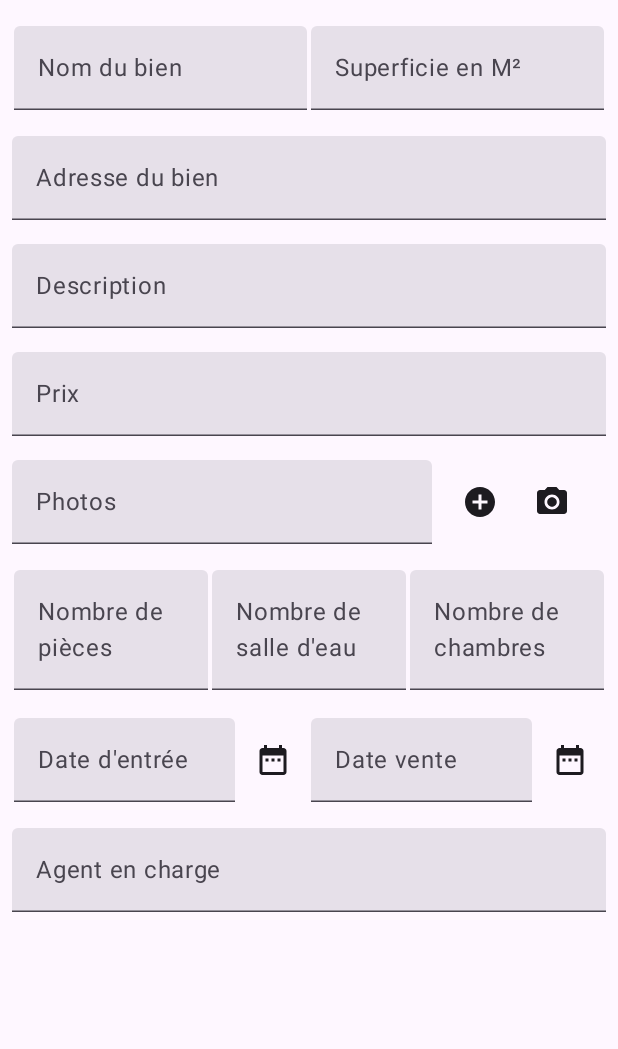
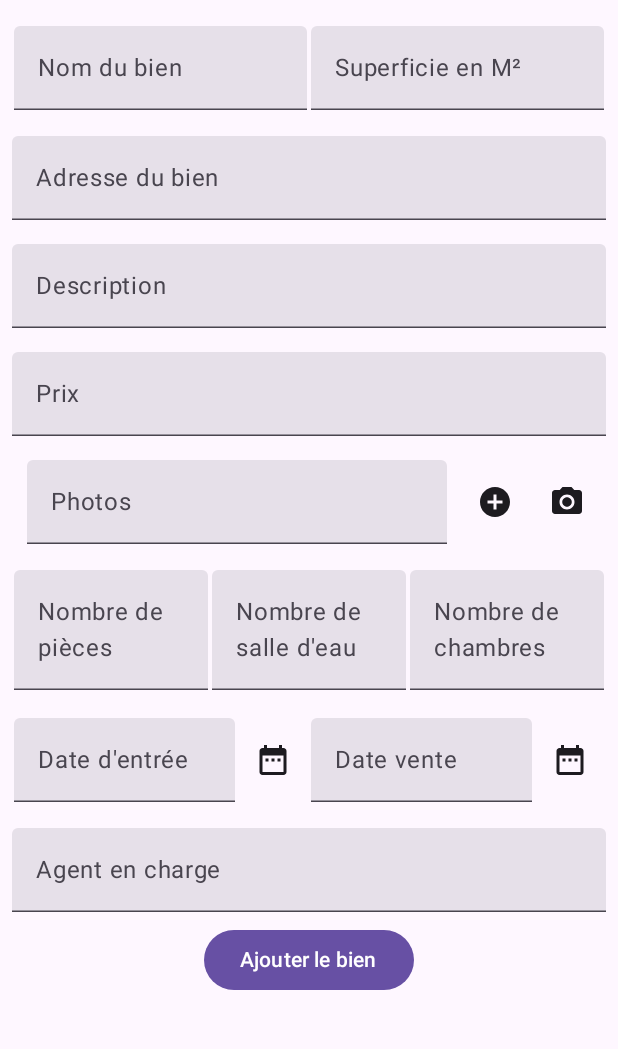
Before and after one commit to Sbibouf/RealEstateManagerP09, an Android app built with Jetpack Compose: the @Preview function Preview, on a phone screen of 412 x 824 dp, the part 96-1145 px from its top. Run offline under Robolectric (Android 15) with nearby library versions, the phone set to English and light mode, and no system bars.

Commit message:
Modification du model Estate, refactor des packages, ajout AddEstateViewModel, methode addEstate en cours

```diff
--- a/app/build.gradle.kts
+++ b/app/build.gradle.kts
@@ -58,7 +58,8 @@ dependencies {
     implementation("androidx.compose.ui:ui-graphics")
     implementation("androidx.compose.ui:ui-tooling-preview")
     implementation("androidx.compose.ui:ui-tooling:1.5.4")
-    implementation("androidx.compose.material3:material3")
+    implementation("androidx.compose.material3:material3:1.1.2")
+    implementation("androidx.compose.material3:material3-window-size-class:1.1.2")
     implementation("androidx.lifecycle:lifecycle-viewmodel-compose:2.6.2")
     implementation("androidx.appcompat:appcompat:1.6.1")
     implementation("com.google.android.material:material:1.11.0")
--- a/app/src/main/java/com/example/realestatemanager/EstateDetailActivity.kt
+++ b/app/src/main/java/com/example/realestatemanager/EstateDetailActivity.kt
@@ -10,6 +10,7 @@ import androidx.compose.ui.Modifier
 import androidx.core.content.IntentCompat
 import com.example.realestatemanager.model.Estate
 import com.example.realestatemanager.ui.theme.EstateTheme
+import com.example.realestatemanager.ui.EstateList.EstateDetailsScreen
 
 
 class EstateDetailActivity : ComponentActivity() {
@@ -23,7 +24,7 @@ class EstateDetailActivity : ComponentActivity() {
                 // A surface container using the 'background' color from the theme
                 Surface(modifier = Modifier.fillMaxSize(), color = MaterialTheme.colorScheme.background) {
                     if(estate!= null){
-                        EstateDetailsScreen(estate)
+                        EstateDetailsScreen(estate, modifier = Modifier)
                     }
 
 
--- a/app/src/main/java/com/example/realestatemanager/AddEstate.kt
+++ b/app/src/main/java/com/example/realestatemanager/ui/AddEstate/AddEstate.kt
@@ -1,17 +1,15 @@
-package com.example.realestatemanager
+package com.example.realestatemanager.ui.AddEstate
 
-import android.widget.ScrollView
-import androidx.compose.foundation.ScrollState
+import androidx.compose.foundation.layout.Arrangement
 import androidx.compose.foundation.layout.Column
-import androidx.compose.foundation.layout.IntrinsicSize
 import androidx.compose.foundation.layout.Row
 import androidx.compose.foundation.layout.Spacer
 import androidx.compose.foundation.layout.fillMaxSize
 import androidx.compose.foundation.layout.fillMaxWidth
 import androidx.compose.foundation.layout.height
 import androidx.compose.foundation.layout.padding
-import androidx.compose.foundation.layout.width
 import androidx.compose.foundation.rememberScrollState
+import androidx.compose.foundation.text.KeyboardOptions
 import androidx.compose.foundation.verticalScroll
 
 import androidx.compose.material.icons.Icons
@@ -19,9 +17,9 @@ import androidx.compose.material.icons.filled.Add
 import androidx.compose.material.icons.filled.AddCircle
 import androidx.compose.material.icons.filled.Create
 import androidx.compose.material.icons.filled.DateRange
-import androidx.compose.material.icons.filled.Home
 import androidx.compose.material.icons.filled.Menu
 import androidx.compose.material.icons.filled.Search
+import androidx.compose.material3.Button
 import androidx.compose.material3.ExperimentalMaterial3Api
 import androidx.compose.material3.Icon
 import androidx.compose.material3.IconButton
@@ -41,14 +39,16 @@ import androidx.compose.ui.graphics.Color
 import androidx.compose.ui.res.painterResource
 import androidx.compose.ui.res.stringResource
 import androidx.compose.ui.text.TextStyle
-import androidx.compose.ui.text.input.TextFieldValue
+import androidx.compose.ui.text.input.KeyboardType
 import androidx.compose.ui.tooling.preview.Preview
 import androidx.compose.ui.unit.dp
 import androidx.compose.ui.unit.sp
+import com.example.realestatemanager.R
+import com.example.realestatemanager.model.Estate
 
 @OptIn(ExperimentalMaterial3Api::class)
 @Composable
-fun AddEstate(){
+fun AddEstate(onButtonClick: (Estate) -> Unit, onPhotoClick : ()->Unit){
     Scaffold(
         topBar = {
             TopAppBar( colors = TopAppBarDefaults.topAppBarColors(
@@ -87,14 +87,14 @@ fun AddEstate(){
                     .padding(it)
             ) {
                 Spacer(modifier = Modifier.height(8.dp))
-                CreateEstate()
+                CreateEstate(onButtonClick = onButtonClick, onPhotoClick = onPhotoClick)
 
             }
         })
     }
 
 @Composable
-fun CreateEstate(){
+fun CreateEstate(onButtonClick : (Estate)->Unit, onPhotoClick : ()->Unit){
     var nomDuBien by remember { mutableStateOf("") }
     var superficie by remember { mutableStateOf("") }
     var adresse by remember { mutableStateOf("") }
@@ -108,14 +108,17 @@ fun CreateEstate(){
     var dateDeVente by remember { mutableStateOf("") }
     var agent by remember { mutableStateOf("") }
 
-        Column(modifier = Modifier.verticalScroll(rememberScrollState())) {
+        Column(modifier = Modifier
+            .verticalScroll(rememberScrollState())
+            .fillMaxSize(),
+            horizontalAlignment = Alignment.CenterHorizontally,
+            verticalArrangement = Arrangement.Center) {
 
             Row(modifier = Modifier.padding(8.dp)) {
 
                 TextField(
                     value = nomDuBien,
                     onValueChange ={ newTextValue ->
-                        // Mettez à jour la valeur du texte
                         nomDuBien = newTextValue
                     },
                     placeholder = {
@@ -125,7 +128,6 @@ fun CreateEstate(){
                         .padding(1.dp))
                 TextField(value = superficie,
                     onValueChange ={ newTextValue ->
-                        // Mettez à jour la valeur du texte
                         superficie = newTextValue
                     },
                     placeholder = {
@@ -138,7 +140,6 @@ fun CreateEstate(){
 
             TextField(value = adresse,
                 onValueChange ={ newTextValue ->
-                    // Mettez à jour la valeur du texte
                     adresse = newTextValue
                 },
                 placeholder = {
@@ -148,7 +149,6 @@ fun CreateEstate(){
                     .fillMaxWidth() )
             TextField(value = description,
                 onValueChange ={ newTextValue ->
-                    // Mettez à jour la valeur du texte
                     description = newTextValue
                 },
                 placeholder = {
@@ -158,7 +158,6 @@ fun CreateEstate(){
                     .fillMaxWidth() )
             TextField(value = prix,
                 onValueChange ={ newTextValue ->
-                    // Mettez à jour la valeur du texte
                     prix = newTextValue
                 },
                 placeholder = {
@@ -171,7 +170,6 @@ fun CreateEstate(){
 
                 TextField(value = photos,
                     onValueChange ={ newTextValue ->
-                        // Mettez à jour la valeur du texte
                         photos = newTextValue
                     },
                     placeholder = {
@@ -180,7 +178,7 @@ fun CreateEstate(){
                 IconButton(onClick = { /*TODO*/ }, modifier = Modifier.align(Alignment.CenterVertically)) {
                     Icon(imageVector = Icons.Default.AddCircle, contentDescription = null)
                 }
-                IconButton(onClick = { /*TODO*/ }, modifier = Modifier.align(Alignment.CenterVertically)) {
+                IconButton(onClick = { onPhotoClick() }, modifier = Modifier.align(Alignment.CenterVertically)) {
                     Icon(painter = painterResource(R.drawable.baseline_photo_camera_24), contentDescription = null)
                 }
             }
@@ -188,10 +186,9 @@ fun CreateEstate(){
             Row(modifier = Modifier.padding(8.dp)) {
 
                 TextField(value = nombreDePieces,
-                    onValueChange ={ newTextValue ->
-                        // Mettez à jour la valeur du texte
-                        nombreDePieces = newTextValue
+                    onValueChange ={ nombreDePieces = it
                     },
+                    keyboardOptions = KeyboardOptions(keyboardType = KeyboardType.Number),
                     placeholder = {
                         Text(stringResource(R.string.Number_of_rooms))},
                     modifier = Modifier
@@ -199,20 +196,18 @@ fun CreateEstate(){
                         .padding(1.dp)
                         )
                 TextField(value = nombreDeSalleDeau,
-                    onValueChange ={ newTextValue ->
-                        // Mettez à jour la valeur du texte
-                        nombreDeSalleDeau = newTextValue
+                    onValueChange ={ nombreDeSalleDeau = it
                     },
+                    keyboardOptions = KeyboardOptions(keyboardType = KeyboardType.Number),
                     placeholder = {
                         Text(stringResource(R.string.Number_of_bathrooms))},
                     modifier = Modifier
                         .weight(1f)
                         .padding(1.dp) )
                 TextField(value = nombreDeChambres,
-                    onValueChange ={ newTextValue ->
-                        // Mettez à jour la valeur du texte
-                        nombreDeChambres = newTextValue
+                    onValueChange ={ nombreDeChambres = it
                     },
+                    keyboardOptions = KeyboardOptions(keyboardType = KeyboardType.Number),
                     placeholder = {
                         Text(stringResource(R.string.Number_of_bedrooms))},
                     modifier = Modifier
@@ -224,7 +219,6 @@ fun CreateEstate(){
 
                 TextField(value = dateDentré,
                     onValueChange ={ newTextValue ->
-                        // Mettez à jour la valeur du texte
                         dateDentré = newTextValue
                     },
                     placeholder = {
@@ -237,7 +231,6 @@ fun CreateEstate(){
                 }
                 TextField(value = dateDeVente,
                     onValueChange ={ newTextValue ->
-                        // Mettez à jour la valeur du texte
                         dateDeVente = newTextValue
                     },
                     placeholder = {
@@ -252,7 +245,6 @@ fun CreateEstate(){
 
             TextField(value = agent,
                 onValueChange ={ newTextValue ->
-                    // Mettez à jour la valeur du texte
                     agent = newTextValue
                 },
                 placeholder = {
@@ -261,11 +253,19 @@ fun CreateEstate(){
                     .padding(8.dp)
                     .fillMaxWidth() )
 
+            Button(onClick = {
+                val data = Estate(type = nomDuBien, price = prix, size = superficie, numberOfRooms = nombreDePieces, numberOfBedrooms = nombreDeChambres, numberOfBathrooms = nombreDeSalleDeau, description = description, picture = null, address = adresse, city = adresse, placesOfInterest = null, state = null, entryDate = null, soldDate = null, agent = agent )
+                onButtonClick(data)
+            }) {
+                Text(stringResource(R.string.Valider))
+
+            }
+
         }
 }
 
 @Preview
 @Composable
 fun Preview(){
-    AddEstate()
+    AddEstate(onButtonClick = {} ,onPhotoClick = {})
 }
--- a/app/src/main/res/values/strings.xml
+++ b/app/src/main/res/values/strings.xml
@@ -12,4 +12,5 @@
     <string name="Number_of_bedrooms">Nombre de chambres</string>
     <string name="Number_of_bathrooms">Nombre de salle d\'eau</string>
     <string name="Agent">Agent en charge</string>
+    <string name="Valider">Ajouter le bien</string>
 </resources>
```
Also changed, not shown: app/src/main/java/com/example/realestatemanager/AddEstateActivity.kt (+15 -3 lines), app/src/main/java/com/example/realestatemanager/MainActivity.kt (+71 -10 lines), app/src/main/java/com/example/realestatemanager/MainViewModel.kt (deleted, +0 -49 lines), app/src/main/java/com/example/realestatemanager/di/DaoModule.kt (+7 -7 lines), app/src/main/java/com/example/realestatemanager/model/Estate.kt (+9 -9 lines), app/src/main/java/com/example/realestatemanager/ui/AddEstate/AddEstateViewModel.kt (added, +37 -0 lines), app/src/main/java/com/example/realestatemanager/ui/EstateList/EstateDetail.kt (renamed from app/src/main/java/com/example/realestatemanager/EstateDetail.kt, +5 -4 lines), app/src/main/java/com/example/realestatemanager/ui/EstateList/EstateItem.kt (renamed from app/src/main/java/com/example/realestatemanager/EstateItem.kt, +6 -9 lines), app/src/main/java/com/example/realestatemanager/ui/EstateList/EstateListViewModel.kt (added, +23 -0 lines), app/src/main/java/com/example/realestatemanager/ui/EstateList/EstateUi.kt (added, +139 -0 lines).
